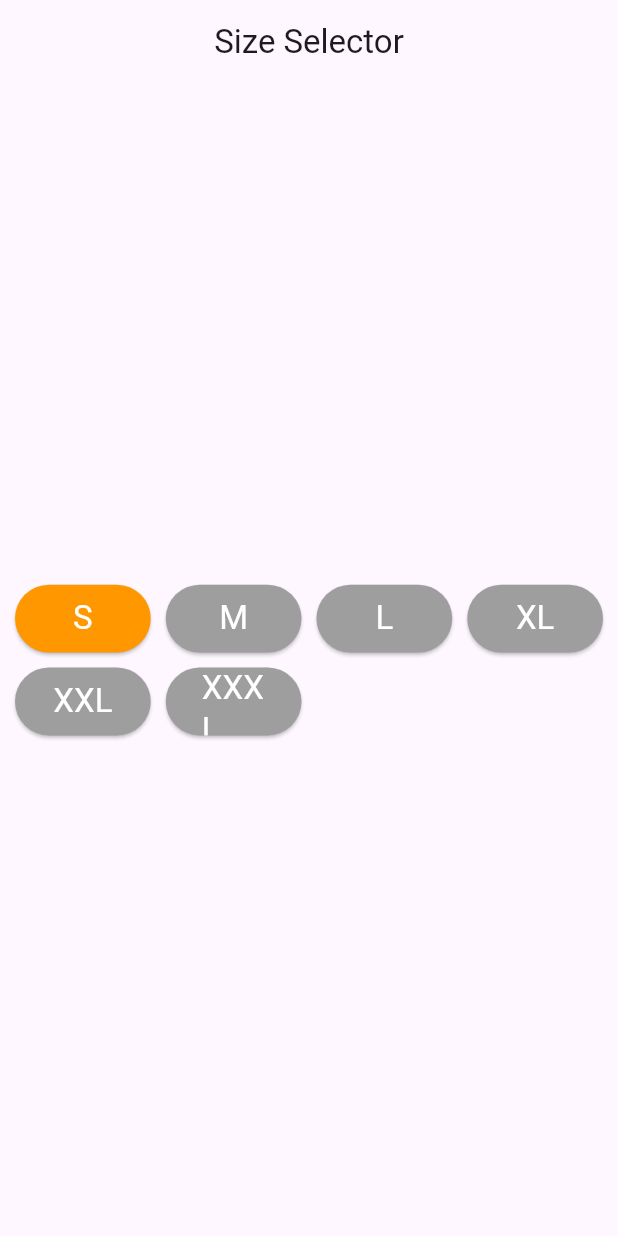
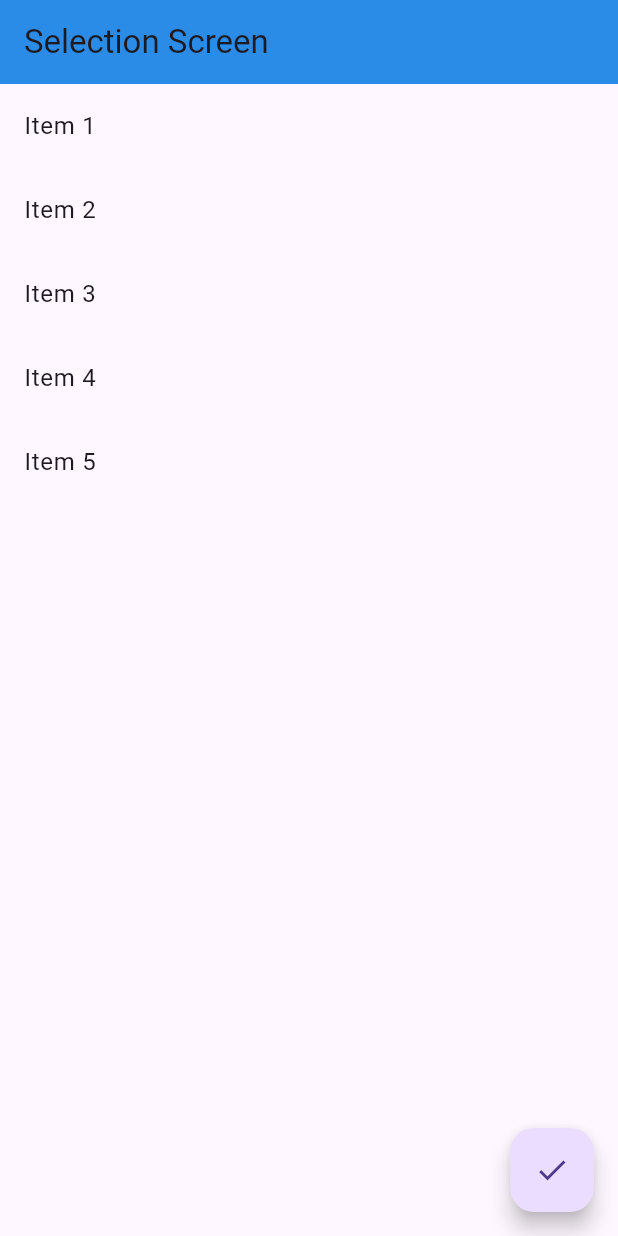
Before and after one commit to saif-ibne-ali/flutter_live_test, a Flutter app: the screen it shows after launch, on a phone screen of 412 x 824 dp. Run offline on Flutter 3.47's test engine with Material 3 defaults, Android fonts, the phone set to English and light mode, and no system bars.

Commit message:
Module10 Live Test - Selection View

```diff
--- a/lib/main.dart
+++ b/lib/main.dart
@@ -1,83 +1,84 @@
 import 'package:flutter/material.dart';
-//import 'package:flutter_live_test/view.dart';
 
 void main() {
-  runApp(const MyApp());
+  runApp(MyApp());
 }
 
 class MyApp extends StatelessWidget {
-  const MyApp({super.key});
-
   @override
   Widget build(BuildContext context) {
     return MaterialApp(
-      title: 'Flutter Demo',
+      title: 'Selectable List',
       theme: ThemeData(
         primarySwatch: Colors.blue,
-          textTheme:
-              Theme.of(context).textTheme.apply(bodyColor: Colors.white)),
-      home: const HomeScreen(),
+      ),
+      home: const SelectableListScreen(),
     );
   }
 }
 
-class HomeScreen extends StatefulWidget {
-  const HomeScreen({super.key});
+class SelectableListScreen extends StatefulWidget {
+  const SelectableListScreen({super.key});
 
   @override
-  State<HomeScreen> createState() => _HomeScreenState();
+  SelectableListScreenState createState() => SelectableListScreenState();
 }
 
-class _HomeScreenState extends State<HomeScreen> {
-  final List<String> buttonText = ["S", "M", "L", "XL", "XXL", "XXXL"];
-  String selected = "S";
+class SelectableListScreenState extends State<SelectableListScreen> {
+  List<String> items = ["Item 1", "Item 2", "Item 3", "Item 4", "Item 5"];
+  List<bool> selected = [false, false, false, false, false];
 
-  selectedSize(String size) {
-    setState(() {
-      selected = size;
-    });
-  }
-
-  mySnackBar(message, context) {
-    return ScaffoldMessenger.of(context)
-        .showSnackBar(SnackBar(content: Text(message)));
-  }
+  int selectedCount = 0;
 
   @override
   Widget build(BuildContext context) {
     return Scaffold(
       appBar: AppBar(
-        title: const Text("Size Selector"),
-        centerTitle: true,
+        title: const Text('Selection Screen'),
+        backgroundColor: Colors.blue,
+        elevation: 30,
       ),
-      body: Container(
-        padding: const EdgeInsets.all(10.0),
-        alignment: Alignment.center,
-        child: GridView.builder(
-          shrinkWrap: true,
-          gridDelegate: const SliverGridDelegateWithFixedCrossAxisCount(
-              crossAxisCount: 4,
-              mainAxisSpacing: 10,
-              crossAxisSpacing: 10,
-              childAspectRatio: 2),
-          itemCount: buttonText.length,
+      body: ListView.builder(
+        itemCount: items.length,
         itemBuilder: (BuildContext context, int index) {
-            return ElevatedButton(
-              style: ElevatedButton.styleFrom(
-                  backgroundColor: selected == buttonText[index]
-                      ? Colors.orange
-                      : Colors.grey),
-              onPressed: () {
-                selectedSize(buttonText[index]);
-                mySnackBar(buttonText[index], context);
+          return ListTile(
+            title: Text(items[index]),
+            selected: selected[index],
+            selectedTileColor: Colors.blue,
+            onTap: () {
+              setState(() {
+                selected[index] = !selected[index];
+                if (selected[index]) {
+                  selectedCount++;
+                } else {
+                  selectedCount--;
+                }
+              });
             },
-              child: Text(
-                buttonText[index],
-                style: Theme.of(context).textTheme.titleLarge,
-              ),
           );
         },
       ),
+      floatingActionButton: FloatingActionButton(
+        onPressed: () {
+          showDialog(
+            context: context,
+            builder: (BuildContext context) {
+              return AlertDialog(
+                title: const Text('Selected Items'),
+                content: Text('Number of selected items: $selectedCount'),
+                actions: <Widget>[
+                  TextButton(
+                    onPressed: () {
+                      Navigator.of(context).pop();
+                    },
+                    child: const Text('Close'),
+                  ),
+                ],
+              );
+            },
+          );
+        },
+        child: const Icon(Icons.check),
       ),
     );
   }
```
Also changed, not shown: Screenshot from 2024-02-14 09-20-26.png (added), Screenshot from 2024-02-14 09-20-48.png (added), Screenshot from 2024-02-14 09-21-01.png (added), Screenshot_20231007-033145_flutter_live_test.png (deleted), Screenshot_20231007-034021_flutter_live_test.png (deleted), pubspec.lock, 2 other files. Lines whose indentation alone changed are shown as unchanged.
